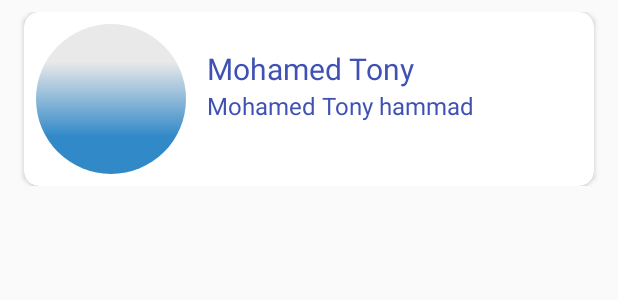
After one commit to mohamedtony/SimpleTwitter, an Android app: the layout follower_item.xml on its own in the app's theme, with its tools: preview values and no code run, on a phone screen of 412 x 824 dp. The commit adds this screen. Shown: the top 300 px of the screen. Run offline under Robolectric (Android 15) with nearby library versions, the phone set to English and light mode, and no system bars.

Commit message:
Recycler view with mvvm and saveinstancestate with rotate

```diff
--- a/app/build.gradle
+++ b/app/build.gradle
@@ -36,4 +36,8 @@ dependencies {
     compile 'com.squareup.retrofit2:converter-gson:2.3.0'
     compile 'com.squareup.okhttp3:okhttp:3.9.1'
 
+    compile 'com.android.support:recyclerview-v7:26.1.0'
+    compile 'com.android.support:cardview-v7:26.1.0'
+    compile 'de.hdodenhof:circleimageview:2.2.0'
+
 }
--- a/app/src/main/java/com/example/tony/simpletwitter/models/FollowersResponse.java
+++ b/app/src/main/java/com/example/tony/simpletwitter/models/FollowersResponse.java
@@ -32,7 +32,7 @@ public class FollowersResponse {
         return users;
     }
 
-    public void setUsers(List<Follower> users) {
+    public void setUsers(ArrayList<Follower> users) {
         this.users = users;
     }
 
--- /dev/null
+++ b/app/src/main/res/layout/follower_item.xml
@@ -0,0 +1,88 @@
+<?xml version="1.0" encoding="utf-8"?>
+<layout xmlns:android="http://schemas.android.com/apk/res/android"
+    xmlns:tools="http://schemas.android.com/tools"
+    xmlns:app="http://schemas.android.com/apk/res-auto"
+    >
+<data>
+
+<variable
+    name="follower"
+    type="com.example.tony.simpletwitter.viewModels.FollowerViewModel" />
+</data>
+
+<android.support.constraint.ConstraintLayout
+    android:layout_width="match_parent"
+    android:layout_height="wrap_content"
+    android:layout_margin="8dp"
+   >
+
+    <android.support.v7.widget.CardView
+        android:layout_width="match_parent"
+        android:layout_height="wrap_content"
+        android:elevation="2dp"
+        android:layout_marginLeft="8dp"
+        android:layout_marginStart="8dp"
+        android:layout_marginEnd="8dp"
+        android:layout_marginTop="12dp"
+        android:layout_marginBottom="8dp"
+        app:cardElevation="2dp"
+        app:cardCornerRadius="10dp"
+        >
+
+
+        <RelativeLayout
+            android:layout_width="match_parent"
+            android:layout_height="wrap_content">
+
+
+            <de.hdodenhof.circleimageview.CircleImageView
+                android:id="@+id/user_circle_image"
+                android:layout_width="100dp"
+                android:layout_height="100dp"
+                android:layout_marginLeft="8dp"
+                android:layout_marginStart="8dp"
+                android:layout_marginTop="8dp"
+                android:layout_marginBottom="8dp"
+                android:src="@mipmap/user_default"
+                app:imageRes="@{follower.photo}"
+                />
+
+            <TextView
+                android:id="@+id/user_name"
+                android:layout_width="wrap_content"
+                android:layout_height="wrap_content"
+                android:layout_alignTop="@+id/user_circle_image"
+                android:layout_marginLeft="14dp"
+                android:layout_marginStart="14dp"
+                android:layout_marginEnd="8dp"
+                android:layout_marginTop="16dp"
+                android:layout_toEndOf="@+id/user_circle_image"
+                android:layout_toRightOf="@+id/user_circle_image"
+                tools:text="Mohamed Tony"
+                android:text="@{follower.name}"
+                android:textAllCaps="false"
+                android:textColor="@color/colorPrimary"
+                android:textSize="20sp"
+                android:layout_marginRight="8dp" />
+
+            <TextView
+                android:id="@+id/follower_bio"
+                android:layout_width="wrap_content"
+                android:layout_height="wrap_content"
+                android:layout_alignLeft="@+id/user_name"
+                android:layout_alignStart="@+id/user_name"
+                android:layout_below="@+id/user_name"
+                tools:text="Mohamed Tony hammad"
+                android:layout_marginEnd="8dp"
+                android:text="@{follower.desc}"
+                android:textAllCaps="false"
+                android:textColor="@color/colorPrimary"
+                android:textSize="16sp"
+                android:layout_marginRight="8dp" />
+
+        </RelativeLayout>
+    </android.support.v7.widget.CardView>
+
+
+</android.support.constraint.ConstraintLayout>
+</layout>
```
Also changed, not shown: app/src/main/java/com/example/tony/simpletwitter/FollowersActivity.java (+68 -4 lines), app/src/main/java/com/example/tony/simpletwitter/adapters/FollowersAdapter.java (added, +66 -0 lines), app/src/main/java/com/example/tony/simpletwitter/models/Follower.java (+44 -1 lines), app/src/main/java/com/example/tony/simpletwitter/models/FollowerUser.java (added, +41 -0 lines), app/src/main/java/com/example/tony/simpletwitter/viewModels/FollowerViewModel.java (added, +60 -0 lines), app/src/main/java/com/example/tony/simpletwitter/views/MainActivity.java (+12 -1 lines), app/src/main/res/layout/activity_followers.xml (+7 -0 lines), app/src/main/res/mipmap-anydpi-v26/user_default.png (added), app/src/main/res/mipmap-hdpi/user_default.png (added), app/src/main/res/mipmap-mdpi/user_default.png (added), app/src/main/res/mipmap-xhdpi/user_default.png (added), app/src/main/res/mipmap-xxhdpi/user_default.png (added), app/src/main/res/mipmap-xxxhdpi/user_default.png (added).
